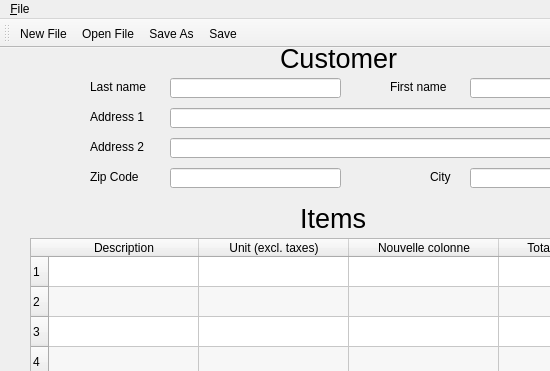
Qt form TP3/TP3/mainwindow.ui (LaurenRolan/GUI) before a commit; both pictures show x 0 to 550 and y 0 to 371 of the 1192 by 718 pixel window.
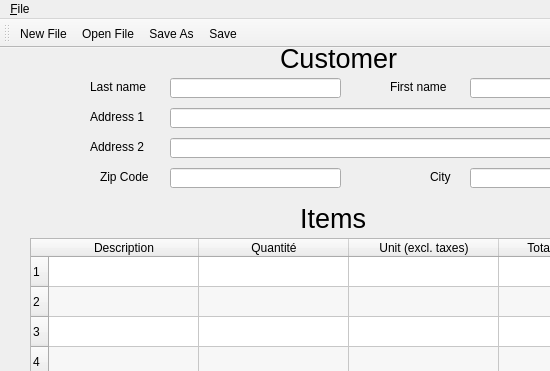
The same form after that commit. Icons and pictures are not drawn. Custom widgets are drawn as their Qt base class.

```diff
--- a/TP3/TP3/mainwindow.ui
+++ b/TP3/TP3/mainwindow.ui
@@ -115,16 +115,16 @@
       <string>Description</string>
      </property>
     </column>
+    <column>
+     <property name="text">
+      <string>Quantité</string>
+     </property>
+    </column>
     <column>
      <property name="text">
       <string>Unit (excl. taxes)</string>
      </property>
     </column>
-    <column>
-     <property name="text">
-      <string>Nouvelle colonne</string>
-     </property>
-    </column>
     <column>
      <property name="text">
       <string>Total (excl. taxes)</string>
@@ -230,9 +230,9 @@
    <widget class="QLabel" name="zipCodeLabel">
     <property name="geometry">
      <rect>
-      <x>90</x>
+      <x>100</x>
       <y>120</y>
-      <width>67</width>
+      <width>61</width>
       <height>17</height>
      </rect>
     </property>
```
Left out of the diff: 24 changed lines with no effect on the pictures.
